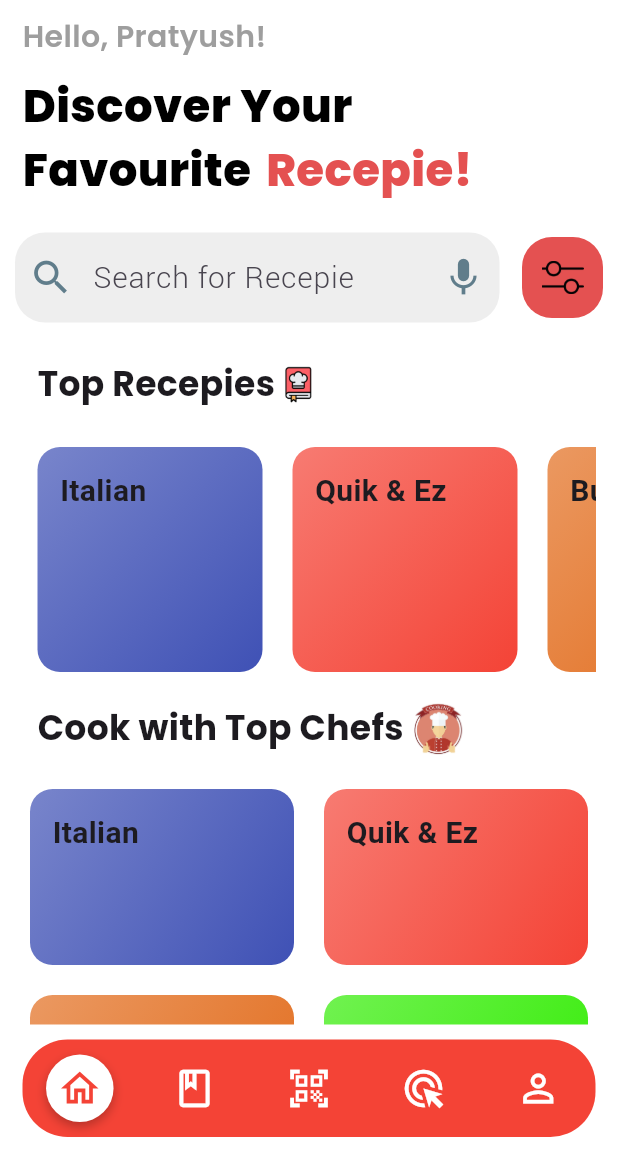
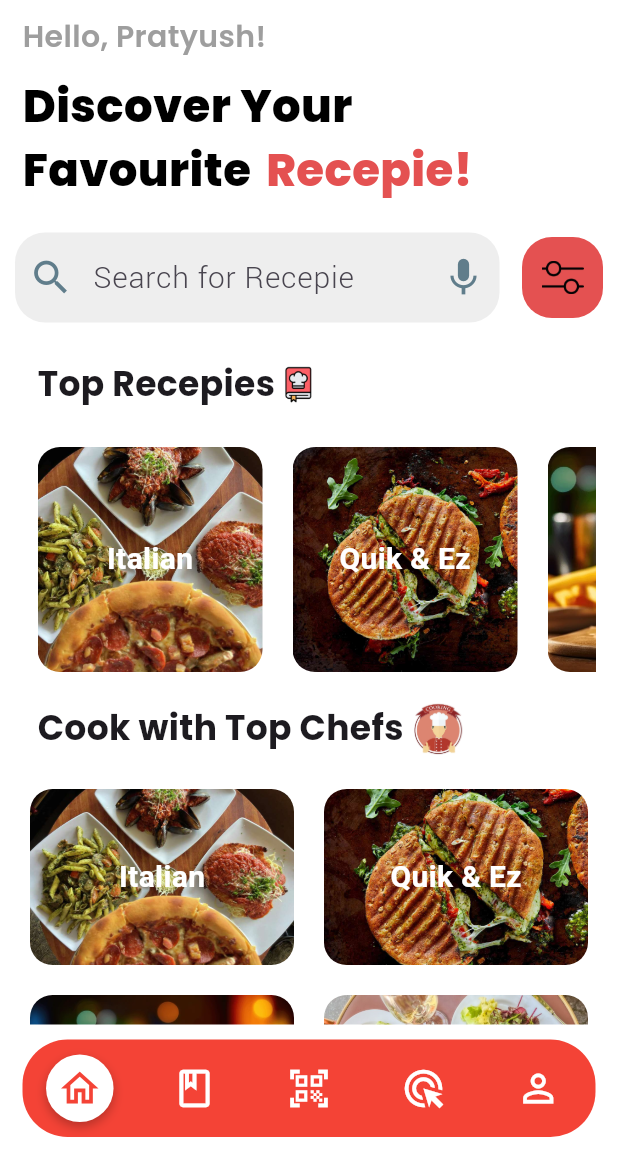
Before and after one commit to Pratyush-who/Hungroo-The-Food-App, a Flutter app: the screen it shows after launch, on a phone screen of 412 x 824 dp, the part 84-1236 px from its top. Run offline on Flutter 3.47's test engine with Material 3 defaults, Android fonts, the phone set to English and light mode, and no system bars; our stand-ins replace google_fonts.

Commit message:
Fianlly Finished with the app until someone finds me a bug

```diff
--- a/lib/data/dummy_data.dart
+++ b/lib/data/dummy_data.dart
@@ -1,29 +1,41 @@
 import 'package:flutter/material.dart';
 import '../models/meal.dart';
-
 import '../models/category.dart';
 
+class Category {
+  final String id;
+  final String title;
+  final String imageUrl; // Add this
+
+  const Category({
+    required this.id,
+    required this.title,
+    required this.imageUrl, // Add this
+  });
+}
+
+
 const DUMMY_CATEGORIES = [
-   Category(id: 'c1', title: 'Italian', color: Colors.indigo),
-  const Category(id: 'c2', title: 'Quik & Ez', color: Colors.red),
-  const Category(
-      id: 'c3', title: 'Burgers', color: Color.fromARGB(255, 226, 109, 30)),
-  const Category(
-      id: 'c4', title: 'German', color: Color.fromARGB(255, 52, 236, 6)),
+   Category(id: 'c1', title: 'Italian', imageUrl: 'assets/images/italian.jpg' ),
+  Category(id: 'c2', title: 'Quik & Ez', imageUrl: 'assets/images/quickandeasy.jpg'),
+  Category(
+      id: 'c3', title: 'Burgers', imageUrl: 'assets/images/burger.webp'),
+   Category(
+      id: 'c4', title: 'German', imageUrl: 'assets/images/german.jpg'),
   const Category(
       id: 'c5',
       title: 'Light & Lovely',
-      color: Color.fromARGB(255, 22, 218, 113)),
+      imageUrl: 'assets/images/light.jpg'),
   const Category(
-      id: 'c6', title: 'Exotic', color: Color.fromARGB(255, 143, 30, 102)),
+      id: 'c6', title: 'Exotic', imageUrl: 'assets/images/exotic.webp'),
   const Category(
-      id: 'c7', title: 'Breakfast', color: Color.fromARGB(255, 255, 3, 91)),
+      id: 'c7', title: 'Breakfast', imageUrl: 'assets/images/breakfast.webp'),
   const Category(
-      id: 'c8', title: 'Indian', color: Color.fromARGB(255, 48, 121, 147)),
+      id: 'c8', title: 'Indian', imageUrl: 'assets/images/indian.jpg'),
   const Category(
-      id: 'c9', title: 'Cake', color: Color.fromARGB(255, 200, 249, 2)),
+      id: 'c9', title: 'Cake', imageUrl: 'assets/images/cake.jpg'),
   const Category(
-      id: 'c10', title: 'French', color: Color.fromARGB(255, 13, 159, 125)),
+      id: 'c10', title: 'French', imageUrl: 'assets/images/french.webp'),
 ];
 const DUMMY_MEALS = const [
   Meal(
--- a/lib/screens/categories_screen.dart
+++ b/lib/screens/categories_screen.dart
@@ -178,7 +178,7 @@ class CategoriesScreen extends StatelessWidget {
                   margin: const EdgeInsets.symmetric(horizontal: 10),
                   child: CategoryItem(
                     catData.title,
-                    catData.color,
+                    catData.imageUrl,
                     catData.id,
                   ),
                 );
@@ -227,7 +227,7 @@ class CategoriesScreen extends StatelessWidget {
               itemCount: DUMMY_CATEGORIES.length,
               itemBuilder: (ctx, index) {
                 final catData = DUMMY_CATEGORIES[index];
-                return CategoryItem(catData.title, catData.color, catData.id);
+                return CategoryItem(catData.title, catData.imageUrl, catData.id);
               },
             ),
           ),
--- a/lib/screens/tabs_screen.dart
+++ b/lib/screens/tabs_screen.dart
@@ -39,6 +39,8 @@ class _TabsScreenState extends State<TabsScreen> {
       backgroundColor: Colors.white,
       appBar: AppBar(
         backgroundColor: Colors.white,
+        elevation: 0,
+        scrolledUnderElevation: 0,
         title: Row(
           children: [
             const Text(
--- a/lib/widgets/categroy_item.dart
+++ b/lib/widgets/categroy_item.dart
@@ -4,9 +4,9 @@ import 'package:hungroo/screens/category_meals_screen.dart';
 class CategoryItem extends StatelessWidget {
   final String title;
   final String id;
-  final Color color;
+  final String imageUrl;  // Change from Color to String for image path
 
-  const CategoryItem(this.title, this.color, this.id, {super.key});
+  const CategoryItem(this.title, this.imageUrl, this.id, {super.key});
 
   void selectCategory(BuildContext ctx) {
     Navigator.of(ctx).pushNamed(
@@ -27,18 +27,25 @@ class CategoryItem extends StatelessWidget {
       child: Container(
         padding: const EdgeInsets.all(15),
         decoration: BoxDecoration(
-            gradient: LinearGradient(
-              colors: [
-                color.withOpacity(0.7),
-                color,
-              ],
-              begin: Alignment.topLeft,
-              end: Alignment.bottomRight,
+          borderRadius: BorderRadius.circular(15),
+          image: DecorationImage(
+            image: AssetImage(imageUrl),  // Set image here
+            fit: BoxFit.cover,  // You can adjust this based on how you want the image to appear
+          ),
+        ),
+        child: Container(
+          alignment: Alignment.center,
+          decoration: BoxDecoration(
+            borderRadius: BorderRadius.circular(15),
+          ),
+          child: Text(
+            title,
+            style: TextStyle(
+              fontSize: 20,
+              fontWeight: FontWeight.w600,
+              color: Colors.white,  // White text for better visibility on dark backgrounds
             ),
-            borderRadius: BorderRadius.circular(15)),
-        child: Text(
-          title,
-          style: TextStyle(fontSize: 20, fontWeight: FontWeight.w600),
+          ),
         ),
       ),
     );
```
Also changed, not shown: pubspec.yaml (+10 -0 lines), assets/images/breakfast.webp (added), assets/images/burger.webp (added), assets/images/cake.jpg (added), assets/images/exotic.webp (added), assets/images/french.webp (added), assets/images/german.jpg (added), assets/images/indian.jpg (added), assets/images/italian.jpg (added), assets/images/light.jpg (added), assets/images/quickandeasy.jpg (added), pubspec.lock.
